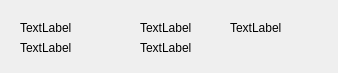
Qt form ui/billdetailwidget.ui (Harry-Chen/OOP-Cash) before a commit.
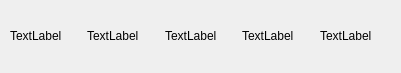
The same form after that commit.

The edit to the form file:
```diff
--- a/ui/billdetailwidget.ui
+++ b/ui/billdetailwidget.ui
@@ -6,22 +6,25 @@
    <rect>
     <x>0</x>
     <y>0</y>
-    <width>338</width>
+    <width>401</width>
     <height>73</height>
    </rect>
   </property>
   <property name="windowTitle">
    <string>Form</string>
   </property>
+  <widget class="QWidget" name="">
+   <property name="geometry">
+    <rect>
+     <x>10</x>
+     <y>10</y>
+     <width>381</width>
+     <height>51</height>
+    </rect>
+   </property>
+   <layout class="QHBoxLayout" name="horizontalLayout">
+    <item>
   <widget class="QLabel" name="labelQuantity">
-   <property name="geometry">
-    <rect>
-     <x>20</x>
-     <y>20</y>
-     <width>81</width>
-     <height>16</height>
-    </rect>
-   </property>
    <property name="text">
     <string>TextLabel</string>
    </property>
@@ -29,31 +32,9 @@
     <bool>true</bool>
    </property>
   </widget>
-  <widget class="QLabel" name="labelDate">
-   <property name="geometry">
-    <rect>
-     <x>20</x>
-     <y>40</y>
-     <width>81</width>
-     <height>16</height>
-    </rect>
-   </property>
-   <property name="text">
-    <string>TextLabel</string>
-   </property>
-   <property name="scaledContents">
-    <bool>true</bool>
-   </property>
-  </widget>
+    </item>
+    <item>
   <widget class="QLabel" name="labelCategory">
-   <property name="geometry">
-    <rect>
-     <x>140</x>
-     <y>20</y>
-     <width>71</width>
-     <height>16</height>
-    </rect>
-   </property>
    <property name="text">
     <string>TextLabel</string>
    </property>
@@ -61,37 +42,38 @@
     <bool>true</bool>
    </property>
   </widget>
-  <widget class="QLabel" name="labelNote">
-   <property name="geometry">
-    <rect>
-     <x>140</x>
-     <y>40</y>
-     <width>81</width>
-     <height>16</height>
-    </rect>
-   </property>
-   <property name="text">
-    <string>TextLabel</string>
-   </property>
-   <property name="scaledContents">
-    <bool>true</bool>
-   </property>
-  </widget>
+    </item>
+    <item>
   <widget class="QLabel" name="labelAccount">
-   <property name="geometry">
-    <rect>
-     <x>230</x>
-     <y>20</y>
-     <width>81</width>
-     <height>16</height>
-    </rect>
-   </property>
+      <property name="text">
+       <string>TextLabel</string>
+      </property>
+      <property name="scaledContents">
+       <bool>true</bool>
+      </property>
+     </widget>
+    </item>
+    <item>
+     <widget class="QLabel" name="labelDate">
    <property name="text">
     <string>TextLabel</string>
    </property>
    <property name="scaledContents">
     <bool>true</bool>
    </property>
+     </widget>
+    </item>
+    <item>
+     <widget class="QLabel" name="labelNote">
+      <property name="text">
+       <string>TextLabel</string>
+      </property>
+      <property name="scaledContents">
+       <bool>true</bool>
+      </property>
+     </widget>
+    </item>
+   </layout>
   </widget>
  </widget>
  <resources/>
```
Lines whose indentation alone changed are shown as unchanged.
